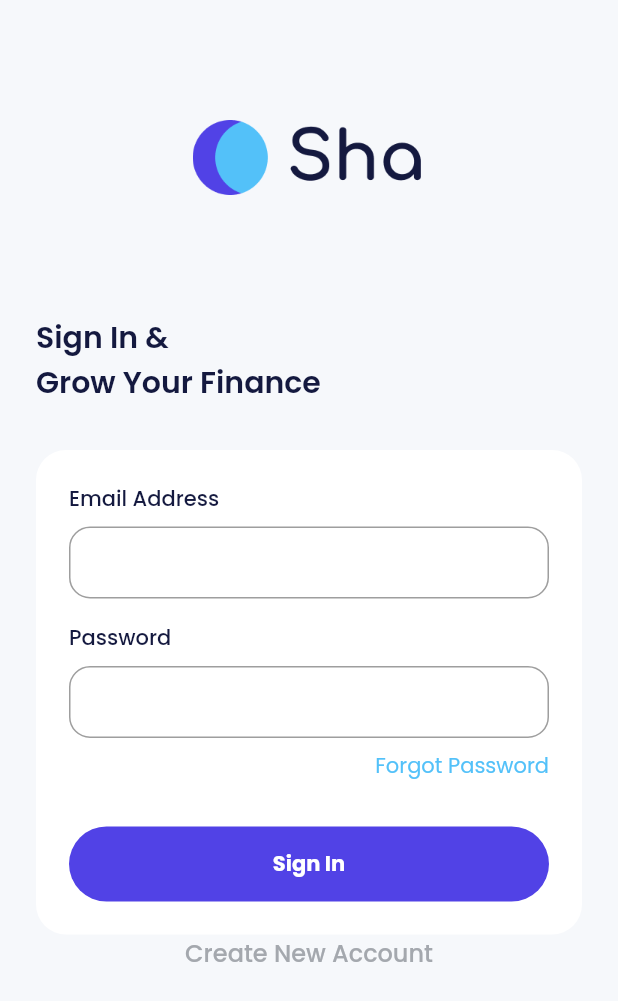
After one commit to irfanzidniofficial/flutter_bank_sha_e_money_apps, a Flutter app: the SignInPage screen opened by its route, on a phone screen of 412 x 824 dp. The commit adds this screen. Shown: the top 1001 px of the screen. Run offline on Flutter 3.47's test engine with Material 2 defaults, Android fonts, the light colour scheme and no system bars; our stand-ins replace carousel_slider, google_fonts.

Commit message:
sign in page

```diff
--- a/lib/main.dart
+++ b/lib/main.dart
@@ -1,4 +1,6 @@
 import 'package:flutter/material.dart';
+import 'package:flutter_bank_sha_e_money_apps/ui/pages/onboarding_page.dart';
+import 'package:flutter_bank_sha_e_money_apps/ui/pages/sign_in_page.dart';
 import 'package:flutter_bank_sha_e_money_apps/ui/pages/splash_page.dart';
 
 void main() => runApp(const MyApp());
@@ -8,9 +10,13 @@ class MyApp extends StatelessWidget {
 
   @override
   Widget build(BuildContext context) {
-    return const MaterialApp(
+    return MaterialApp(
       debugShowCheckedModeBanner: false,
-      home: SplashPage(),
+      routes: {
+        '/': (context) => const SplashPage(),
+        '/onboarding': (context) => const OnboardingPage(),
+        '/sign-in': (context) => const SignInPage(),
+      },
     );
   }
 }
--- a/lib/ui/pages/onboarding_page.dart
+++ b/lib/ui/pages/onboarding_page.dart
@@ -1,6 +1,7 @@
 import 'package:carousel_slider/carousel_slider.dart';
 import 'package:flutter/material.dart';
 import 'package:flutter_bank_sha_e_money_apps/shared/theme.dart';
+import 'package:flutter_bank_sha_e_money_apps/ui/widgets/buttons.dart';
 
 class OnboardingPage extends StatefulWidget {
   const OnboardingPage({super.key});
@@ -99,33 +100,18 @@ class _OnboardingPageState extends State<OnboardingPage> {
                   currentIndex == 2
                       ? Column(
                           children: [
-                            SizedBox(
-                              width: double.infinity,
-                              height: 50,
-                              child: TextButton(
-                                onPressed: () {
-                                  carouselController.nextPage();
-                                },
-                                style: TextButton.styleFrom(
-                                  backgroundColor: purpleColor,
-                                  shape: RoundedRectangleBorder(
-                                    borderRadius: BorderRadius.circular(56),
-                                  ),
-                                ),
-                                child: Text(
-                                  'Get Started',
-                                  style: whiteTextStyle.copyWith(
-                                    fontWeight: FontWeight.bold,
-                                  ),
-                                ),
-                              ),
+                            CustomFilledButton(
+                              title: 'Get Started',
+                              onPressed: () {},
                             ),
                             const SizedBox(height: 20),
                             SizedBox(
                               width: double.infinity,
                               height: 24,
                               child: TextButton(
-                                onPressed: () {},
+                                onPressed: () {
+                                  Navigator.pushNamed(context, '/sign-in');
+                                },
                                 style: TextButton.styleFrom(
                                   padding: EdgeInsets.zero,
                                 ),
@@ -136,7 +122,7 @@ class _OnboardingPageState extends State<OnboardingPage> {
                                   ),
                                 ),
                               ),
-                            )
+                            ),
                           ],
                         )
                       : Row(
@@ -181,27 +167,13 @@ class _OnboardingPageState extends State<OnboardingPage> {
                               ),
                             ),
                             const Spacer(),
-                            SizedBox(
+                            CustomFilledButton(
                               width: 150,
-                              height: 50,
-                              child: TextButton(
-                                onPressed: () {
-                                  carouselController.nextPage();
-                                },
-                                style: TextButton.styleFrom(
-                                  backgroundColor: purpleColor,
-                                  shape: RoundedRectangleBorder(
-                                    borderRadius: BorderRadius.circular(56),
-                                  ),
-                                ),
-                                child: Text(
-                                  'Continue',
-                                  style: whiteTextStyle.copyWith(
-                                    fontWeight: FontWeight.bold,
-                                  ),
-                                ),
-                              ),
-                            ),
+                              title: 'Continue',
+                              onPressed: () {
+                                carouselController.nextPage();
+                              },
+                            )
                           ],
                         )
                 ],
--- /dev/null
+++ b/lib/ui/pages/sign_in_page.dart
@@ -0,0 +1,89 @@
+import 'package:flutter/material.dart';
+import 'package:flutter_bank_sha_e_money_apps/shared/theme.dart';
+import 'package:flutter_bank_sha_e_money_apps/ui/widgets/forms.dart';
+
+import '../widgets/buttons.dart';
+
+class SignInPage extends StatelessWidget {
+  const SignInPage({super.key});
+
+  @override
+  Widget build(BuildContext context) {
+    return Scaffold(
+      backgroundColor: lightBackgroundColor,
+      body: ListView(
+        padding: const EdgeInsets.symmetric(
+          horizontal: 24,
+        ),
+        children: [
+          Container(
+            width: 155,
+            height: 50,
+            margin: const EdgeInsets.only(
+              top: 80,
+              bottom: 80,
+            ),
+            decoration: const BoxDecoration(
+              image: DecorationImage(
+                image: AssetImage(
+                  'assets/img_logo_light.png',
+                ),
+              ),
+            ),
+          ),
+          Text(
+            'Sign In &\nGrow Your Finance',
+            style: blackTextStyle.copyWith(
+              fontSize: 20,
+              fontWeight: semiBold,
+            ),
+          ),
+          const SizedBox(
+            height: 30,
+          ),
+          Container(
+            padding: const EdgeInsets.all(22),
+            decoration: BoxDecoration(
+              borderRadius: BorderRadius.circular(20),
+              color: whiteColor,
+            ),
+            child: Column(
+              crossAxisAlignment: CrossAxisAlignment.start,
+              children: [
+                // TODO: EMAIL INPUT
+                const CustomFormField(title: 'Email Address'),
+                const SizedBox(
+                  height: 16,
+                ),
+                // TODO: PASSWORD INPUT
+                const CustomFormField(
+                  title: 'Password',
+                  obscureText: true,
+                ),
+                const SizedBox(
+                  height: 8,
+                ),
+                Align(
+                  alignment: Alignment.centerRight,
+                  child: Text(
+                    'Forgot Password',
+                    style: blueTextStyle,
+                  ),
+                ),
+                const SizedBox(height: 30),
+                CustomFilledButton(
+                  title: 'Sign In',
+                  onPressed: () {},
+                ),
+              ],
+            ),
+          ),
+          CustomTextButton(
+            title: 'Create New Account',
+            onPressed: () {},
+          )
+        ],
+      ),
+    );
+  }
+}
--- a/lib/ui/pages/splash_page.dart
+++ b/lib/ui/pages/splash_page.dart
@@ -2,7 +2,6 @@ import 'dart:async';
 
 import 'package:flutter/material.dart';
 import 'package:flutter_bank_sha_e_money_apps/shared/theme.dart';
-import 'package:flutter_bank_sha_e_money_apps/ui/pages/onboarding_page.dart';
 
 class SplashPage extends StatefulWidget {
   const SplashPage({super.key});
@@ -16,14 +15,12 @@ class _SplashPageState extends State<SplashPage> {
   void initState() {
     super.initState();
 
-    Timer(const Duration(seconds: 2), () {
-      Navigator.push(
-        context,
-        MaterialPageRoute(
-          builder: (context) => const OnboardingPage(),
-        ),
-      );
-    });
+    Timer(
+      const Duration(seconds: 2),
+      () {
+        Navigator.pushNamed(context, '/onboarding');
+      },
+    );
   }
 
   @override
--- /dev/null
+++ b/lib/ui/widgets/buttons.dart
@@ -0,0 +1,76 @@
+// ignore_for_file: public_member_api_docs, sort_constructors_first
+import 'package:flutter/material.dart';
+
+import 'package:flutter_bank_sha_e_money_apps/shared/theme.dart';
+
+class CustomFilledButton extends StatelessWidget {
+  final String title;
+  final double width;
+  final double height;
+  final VoidCallback? onPressed;
+
+  const CustomFilledButton({
+    Key? key,
+    required this.title,
+    this.width = double.infinity,
+    this.height = 50,
+    this.onPressed,
+  }) : super(key: key);
+
+  @override
+  Widget build(BuildContext context) {
+    return SizedBox(
+      width: width,
+      height: height,
+      child: TextButton(
+        onPressed: onPressed,
+        style: TextButton.styleFrom(
+          backgroundColor: purpleColor,
+          shape: RoundedRectangleBorder(
+            borderRadius: BorderRadius.circular(56),
+          ),
+        ),
+        child: Text(
+          title,
+          style: whiteTextStyle.copyWith(
+            fontWeight: FontWeight.bold,
+          ),
+        ),
+      ),
+    );
+  }
+}
+
+class CustomTextButton extends StatelessWidget {
+  final String title;
+  final double width;
+  final double height;
+  final VoidCallback? onPressed;
+  const CustomTextButton({
+    Key? key,
+    required this.title,
+    this.width = double.infinity,
+    this.height = 24,
+    this.onPressed,
+  }) : super(key: key);
+
+  @override
+  Widget build(BuildContext context) {
+    return SizedBox(
+      width: width,
+      height: height,
+      child: TextButton(
+        onPressed: () {},
+        style: TextButton.styleFrom(
+          padding: EdgeInsets.zero,
+        ),
+        child: Text(
+          title,
+          style: greyTextStyle.copyWith(
+            fontSize: 16,
+          ),
+        ),
+      ),
+    );
+  }
+}
--- /dev/null
+++ b/lib/ui/widgets/forms.dart
@@ -0,0 +1,42 @@
+// ignore_for_file: public_member_api_docs, sort_constructors_first
+import 'package:flutter/material.dart';
+
+import '../../shared/theme.dart';
+
+class CustomFormField extends StatelessWidget {
+  final String title;
+  final bool obscureText;
+  final TextEditingController? controller;
+  const CustomFormField({
+    Key? key,
+    required this.title,
+    this.obscureText = false,
+    this.controller,
+  }) : super(key: key);
+
+  @override
+  Widget build(BuildContext context) {
+    return Column(
+      crossAxisAlignment: CrossAxisAlignment.start,
+      children: [
+        Text(
+          title,
+          style: blackTextStyle.copyWith(
+            fontWeight: medium,
+          ),
+        ),
+        const SizedBox(height: 8),
+        TextFormField(
+          obscureText: obscureText,
+          controller: controller,
+          decoration: InputDecoration(
+            border: OutlineInputBorder(
+              borderRadius: BorderRadius.circular(14),
+            ),
+            contentPadding: const EdgeInsets.all(12),
+          ),
+        ),
+      ],
+    );
+  }
+}
```
